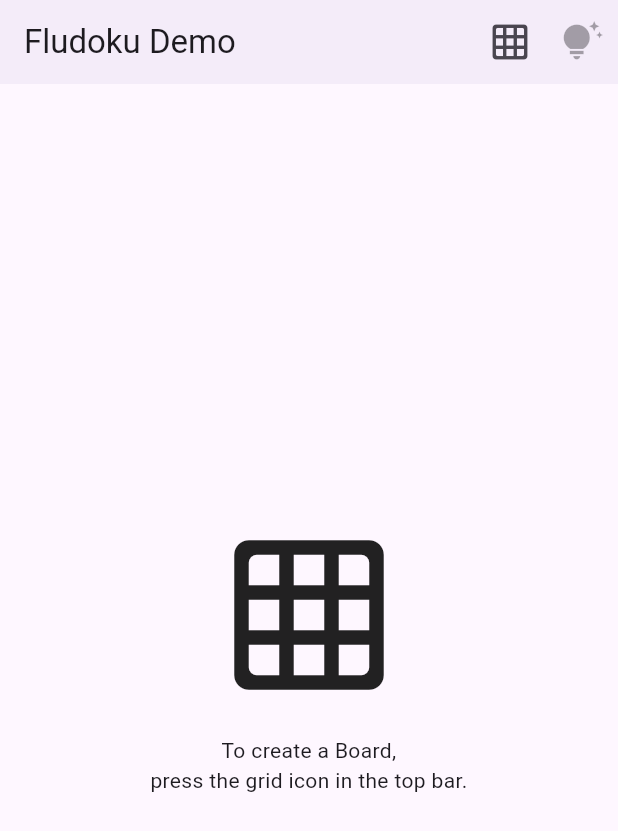
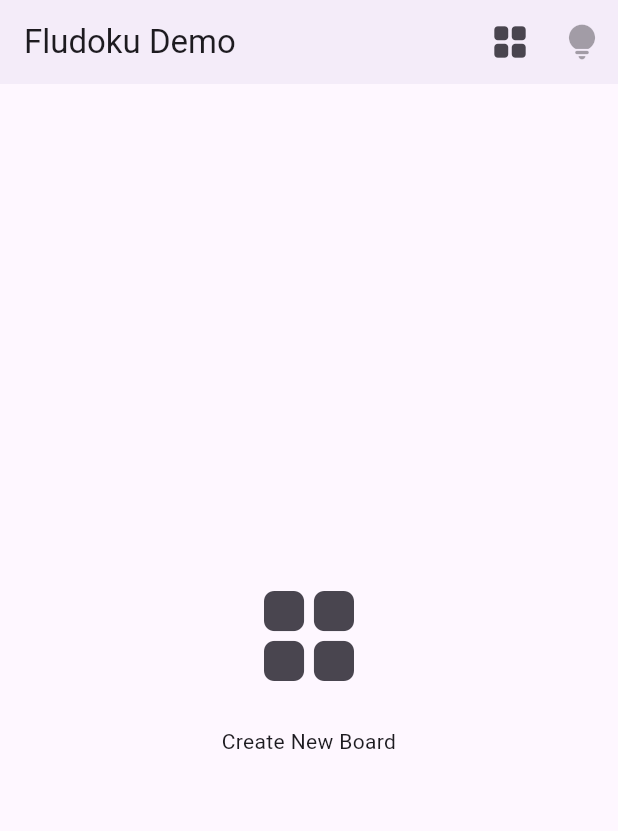
Before and after one commit to raulcostajunior/fludoku_demo, a Flutter app: the screen it shows after launch, on a phone screen of 412 x 824 dp. Shown: the top 831 px of the screen. Run offline on Flutter 3.47's test engine with Material 3 defaults, Android fonts, the phone set to English and light mode, and no system bars; drawn by our look-alikes of flutter_platform_widgets.

Commit message:
Use platform icons for trailing actions

```diff
--- a/lib/app_screen.dart
+++ b/lib/app_screen.dart
@@ -1,3 +1,4 @@
+import 'package:flutter/cupertino.dart';
 import 'package:flutter/material.dart';
 import 'package:flutter_platform_widgets/flutter_platform_widgets.dart';
 import 'board_settings_material.dart';
@@ -21,8 +22,13 @@ class _AppScreenState extends State<AppScreen> {
           material: (_, __) => MaterialAppBarData(elevation: 2),
           trailingActions: <Widget>[
             IconButton(
-                icon: const Icon(Icons.grid_on_rounded, size: 28),
-                tooltip: 'New Board',
+                icon: PlatformWidget(
+                    material: (_, __) =>
+                        const Icon(Icons.grid_view_rounded, size: 28),
+                    cupertino: (_, __) =>
+                        const Icon(CupertinoIcons.square_grid_2x2, size: 28)),
+                //const Icon(Icons.grid_on_rounded, size: 28),
+                tooltip: 'Create New Board',
                 onPressed: () {
                   showPlatformModalSheet(
                       context: context,
@@ -30,25 +36,34 @@ class _AppScreenState extends State<AppScreen> {
                           cupertino: (_, __) => const BoardSettingsCupertino(),
                           material: (_, __) => const BoardSettingsMaterial()));
                 }),
-            const IconButton(
-              icon: Icon(Icons.tips_and_updates, size: 28),
+            IconButton(
+              icon: PlatformWidget(
+                  material: (_, __) =>
+                      const Icon(Icons.lightbulb_rounded, size: 28),
+                  cupertino: (_, __) =>
+                      const Icon(CupertinoIcons.lightbulb, size: 28)),
               tooltip: 'Solve Board',
               onPressed: null,
             ),
           ],
           title: Text(widget.title),
         ),
-        body: const Center(
+        body: Center(
             child: Column(
           mainAxisAlignment: MainAxisAlignment.center,
           children: [
-            Icon(
-              Icons.grid_on_rounded,
-              size: 120,
+            IconButton(
+              icon: PlatformWidget(
+                  material: (_, __) =>
+                      const Icon(Icons.grid_view_rounded, size: 80),
+                  cupertino: (_, __) =>
+                      const Icon(CupertinoIcons.square_grid_2x2, size: 80)),
+              onPressed: () {},
+              tooltip: "Create New Board",
             ),
-            SizedBox(height: 20),
-            Text(
-              "To create a Board, \npress the grid icon in the top bar.",
+            const SizedBox(height: 12),
+            const Text(
+              "Create New Board",
               textAlign: TextAlign.center,
             )
           ],
```
